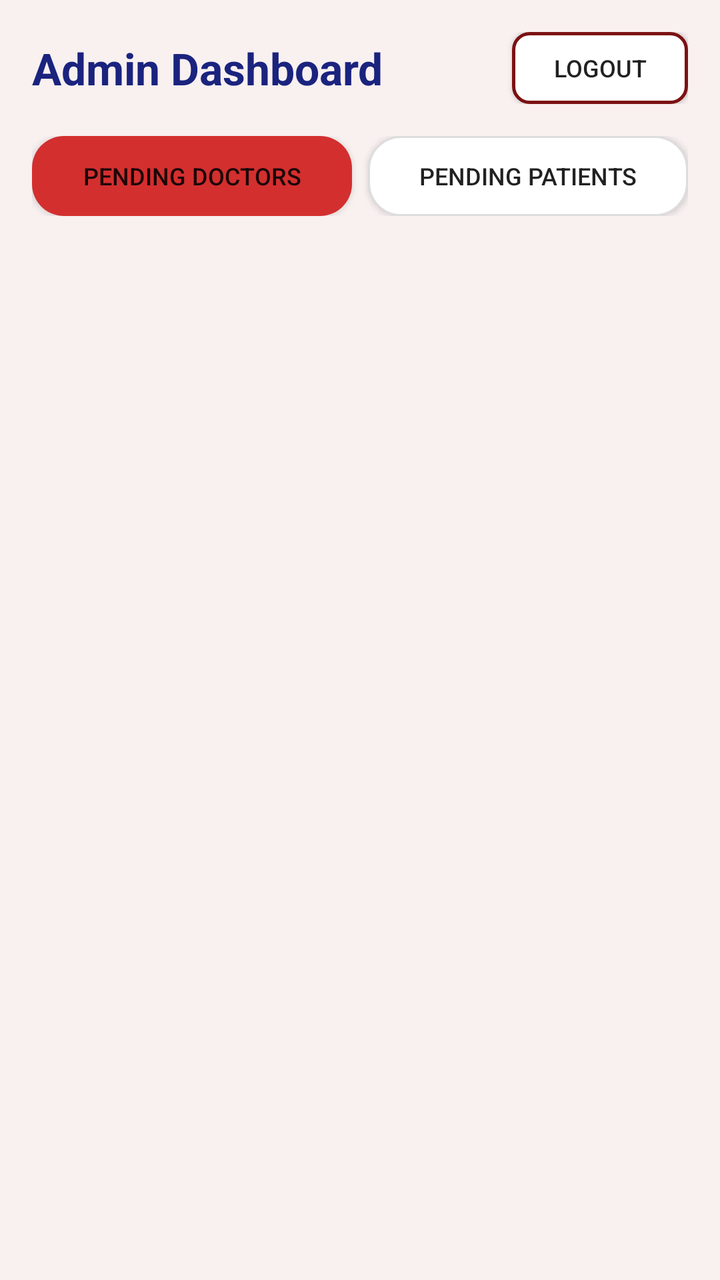
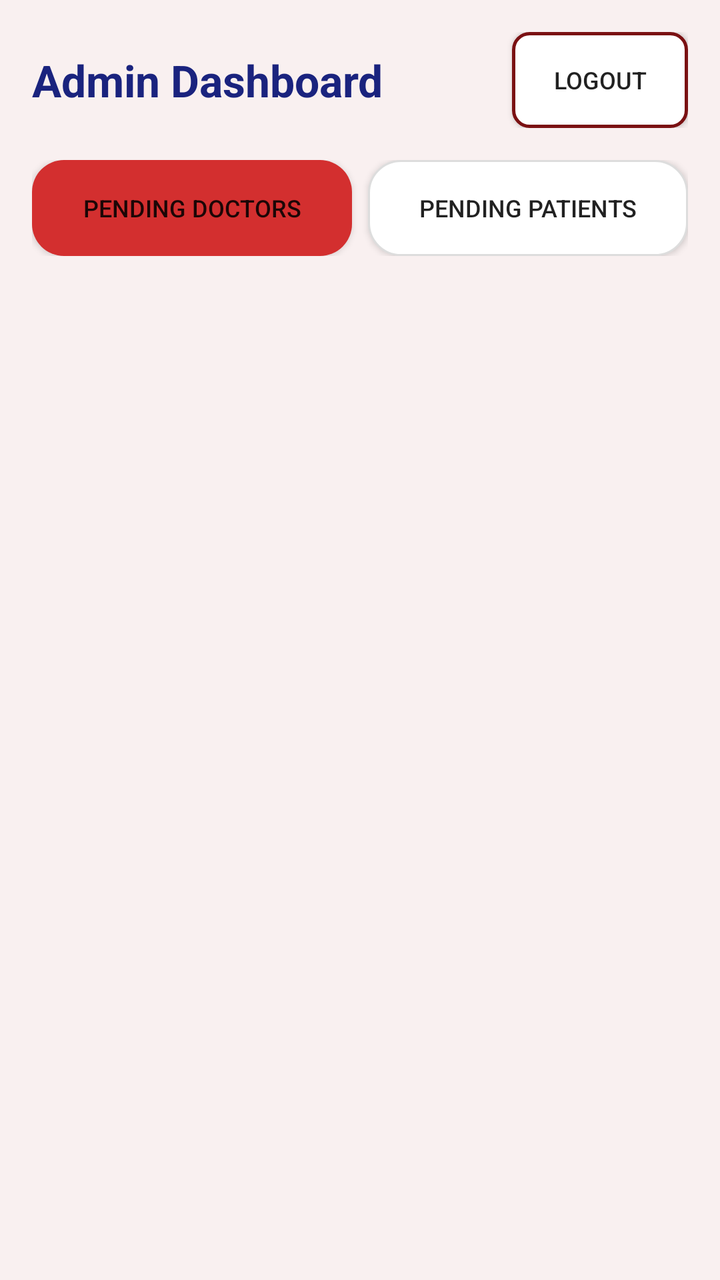

Two renders of the same Android screen: before a commit and after it. Below are the layout's source before the change and the commit's diff.
<!-- AndroidManifest.xml: application theme Theme.Halaxy_health -->
<!-- res/layout/activity_admin_dashboard.xml -->
<?xml version="1.0" encoding="utf-8"?>
<LinearLayout xmlns:android="http://schemas.android.com/apk/res/android"
    android:layout_width="match_parent"
    android:layout_height="match_parent"
    android:orientation="vertical"
    android:background="#FFF9F0F0"
    android:padding="16dp">

    <LinearLayout
        android:layout_width="match_parent"
        android:layout_height="wrap_content"
        android:orientation="horizontal"
        android:gravity="center_vertical"
        android:layout_marginBottom="16dp">

        <TextView
            android:layout_width="0dp"
            android:layout_weight="1"
            android:layout_height="wrap_content"
            android:text="Admin Dashboard"
            android:textSize="22sp"
            android:textStyle="bold"
            android:textColor="#1A237E" />

        <Button
            android:id="@+id/btnLogout"
            android:layout_width="wrap_content"
            android:layout_height="36dp"
            android:text="Logout"
            android:textSize="12sp"
            android:background="@drawable/bg_button_outline" />
    </LinearLayout>

    <LinearLayout
        android:layout_width="match_parent"
        android:layout_height="wrap_content"
        android:orientation="horizontal"
        android:layout_marginBottom="12dp">

        <Button
            android:id="@+id/btnTabDoctors"
            android:layout_width="0dp"
            android:layout_weight="1"
            android:layout_height="40dp"
            android:text="Pending Doctors"
            android:background="@drawable/bg_tab_selected"
            android:textSize="12sp" />

        <Button
            android:id="@+id/btnTabPatients"
            android:layout_width="0dp"
            android:layout_weight="1"
            android:layout_height="40dp"
            android:text="Pending Patients"
            android:background="@drawable/bg_tab_unselected"
            android:layout_marginStart="8dp"
            android:textSize="12sp" />
    </LinearLayout>

    <TextView
        android:id="@+id/txtEmpty"
        android:layout_width="match_parent"
        android:layout_height="wrap_content"
        android:text="No pending requests"
        android:gravity="center"
        android:padding="24dp"
        android:textSize="14sp"
        android:textColor="#666666"
        android:visibility="gone" />

    <androidx.recyclerview.widget.RecyclerView
        android:id="@+id/recAdminList"
        android:layout_width="match_parent"
        android:layout_height="0dp"
        android:layout_weight="1" />
</LinearLayout>
<!-- resources referenced by this layout -->
<resources>
  <!-- drawable bg_button_outline (drawable) -->
  <shape xmlns:android="http://schemas.android.com/apk/res/android">
      <solid android:color="#FFFFFF"/>
      <corners android:radius="8dp"/>
      <stroke android:width="1.5dp" android:color="#7B1113"/>
  </shape>
  <!-- drawable bg_tab_selected (drawable) -->
  <?xml version="1.0" encoding="utf-8"?>
  <shape xmlns:android="http://schemas.android.com/apk/res/android">
      <solid android:color="#D32F2F"/>
      <corners android:radius="16dp"/>
  </shape>
  <!-- drawable bg_tab_unselected (drawable) -->
  <?xml version="1.0" encoding="utf-8"?>
  <shape xmlns:android="http://schemas.android.com/apk/res/android">
      <solid android:color="#FFFFFF"/>
      <corners android:radius="16dp"/>
      <stroke android:width="1dp" android:color="#DDDDDD"/>
  </shape>
  <style name="Theme.Halaxy_health" parent="Theme.AppCompat.Light.NoActionBar">
          <item name="colorPrimary">#1A237E</item>
          <item name="colorPrimaryDark">#7B1113</item>
          <item name="colorAccent">#D32F2F</item>
      </style>
</resources>

<!-- the commit's change to res/layout/activity_admin_dashboard.xml (unified diff, before → after) -->
@@ -25,7 +25,7 @@
         <Button
             android:id="@+id/btnLogout"
             android:layout_width="wrap_content"
-            android:layout_height="36dp"
+            android:layout_height="48dp"
             android:text="Logout"
             android:textSize="12sp"
             android:background="@drawable/bg_button_outline" />
@@ -41,7 +41,7 @@
             android:id="@+id/btnTabDoctors"
             android:layout_width="0dp"
             android:layout_weight="1"
-            android:layout_height="40dp"
+            android:layout_height="48dp"
             android:text="Pending Doctors"
             android:background="@drawable/bg_tab_selected"
             android:textSize="12sp" />
@@ -50,7 +50,7 @@
             android:id="@+id/btnTabPatients"
             android:layout_width="0dp"
             android:layout_weight="1"
-            android:layout_height="40dp"
+            android:layout_height="48dp"
             android:text="Pending Patients"
             android:background="@drawable/bg_tab_unselected"
             android:layout_marginStart="8dp"
